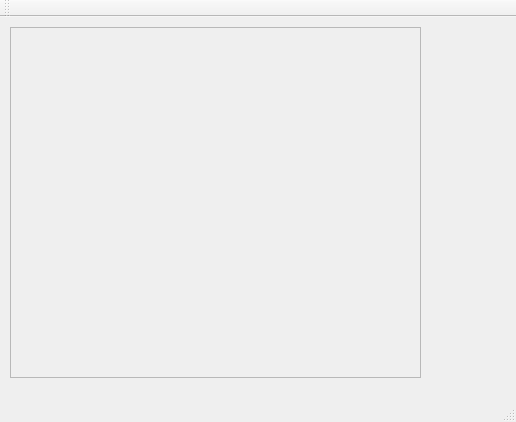
Qt form mainwindow.ui (hsweif/SudukoGame) before a commit.
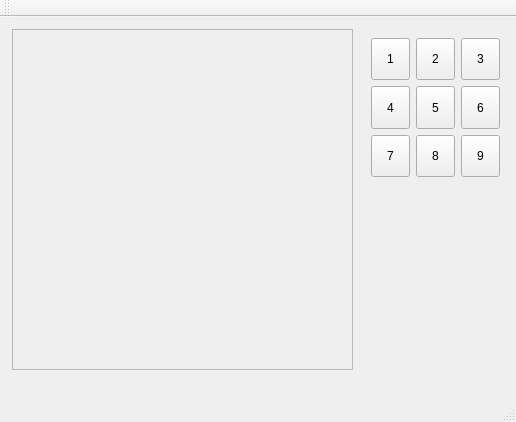
The same form after that commit.

```diff
--- a/mainwindow.ui
+++ b/mainwindow.ui
@@ -17,12 +17,18 @@
    <widget class="QFrame" name="frame">
     <property name="geometry">
      <rect>
-      <x>10</x>
-      <y>10</y>
-      <width>411</width>
-      <height>351</height>
+      <x>12</x>
+      <y>12</y>
+      <width>341</width>
+      <height>341</height>
      </rect>
     </property>
+    <property name="sizePolicy">
+     <sizepolicy hsizetype="Preferred" vsizetype="Preferred">
+      <horstretch>0</horstretch>
+      <verstretch>0</verstretch>
+     </sizepolicy>
+    </property>
     <property name="frameShape">
      <enum>QFrame::StyledPanel</enum>
     </property>
@@ -30,6 +36,135 @@
      <enum>QFrame::Raised</enum>
     </property>
    </widget>
+   <widget class="QWidget" name="gridLayoutWidget">
+    <property name="geometry">
+     <rect>
+      <x>360</x>
+      <y>10</y>
+      <width>151</width>
+      <height>161</height>
+     </rect>
+    </property>
+    <layout class="QGridLayout" name="Dial">
+     <item row="1" column="0">
+      <widget class="QToolButton" name="toolButton_4">
+       <property name="sizePolicy">
+        <sizepolicy hsizetype="Preferred" vsizetype="Preferred">
+         <horstretch>0</horstretch>
+         <verstretch>0</verstretch>
+        </sizepolicy>
+       </property>
+       <property name="text">
+        <string>4</string>
+       </property>
+      </widget>
+     </item>
+     <item row="1" column="1">
+      <widget class="QToolButton" name="toolButton_5">
+       <property name="sizePolicy">
+        <sizepolicy hsizetype="Preferred" vsizetype="Preferred">
+         <horstretch>0</horstretch>
+         <verstretch>0</verstretch>
+        </sizepolicy>
+       </property>
+       <property name="text">
+        <string>5</string>
+       </property>
+      </widget>
+     </item>
+     <item row="0" column="2">
+      <widget class="QToolButton" name="toolButton_3">
+       <property name="sizePolicy">
+        <sizepolicy hsizetype="Preferred" vsizetype="Preferred">
+         <horstretch>0</horstretch>
+         <verstretch>0</verstretch>
+        </sizepolicy>
+       </property>
+       <property name="text">
+        <string>3</string>
+       </property>
+      </widget>
+     </item>
+     <item row="0" column="0">
+      <widget class="QToolButton" name="toolButton_1">
+       <property name="sizePolicy">
+        <sizepolicy hsizetype="Preferred" vsizetype="Preferred">
+         <horstretch>0</horstretch>
+         <verstretch>0</verstretch>
+        </sizepolicy>
+       </property>
+       <property name="text">
+        <string>1</string>
+       </property>
+      </widget>
+     </item>
+     <item row="1" column="2">
+      <widget class="QToolButton" name="toolButton_6">
+       <property name="sizePolicy">
+        <sizepolicy hsizetype="Preferred" vsizetype="Preferred">
+         <horstretch>0</horstretch>
+         <verstretch>0</verstretch>
+        </sizepolicy>
+       </property>
+       <property name="text">
+        <string>6</string>
+       </property>
+      </widget>
+     </item>
+     <item row="0" column="1">
+      <widget class="QToolButton" name="toolButton_2">
+       <property name="sizePolicy">
+        <sizepolicy hsizetype="Preferred" vsizetype="Preferred">
+         <horstretch>0</horstretch>
+         <verstretch>0</verstretch>
+        </sizepolicy>
+       </property>
+       <property name="text">
+        <string>2</string>
+       </property>
+      </widget>
+     </item>
+     <item row="2" column="0">
+      <widget class="QToolButton" name="toolButton_7">
+       <property name="sizePolicy">
+        <sizepolicy hsizetype="Preferred" vsizetype="Preferred">
+         <horstretch>0</horstretch>
+         <verstretch>0</verstretch>
+        </sizepolicy>
+       </property>
+       <property name="text">
+        <string>7</string>
+       </property>
+      </widget>
+     </item>
+     <item row="2" column="1">
+      <widget class="QToolButton" name="toolButton_8">
+       <property name="sizePolicy">
+        <sizepolicy hsizetype="Preferred" vsizetype="Preferred">
+         <horstretch>0</horstretch>
+         <verstretch>0</verstretch>
+        </sizepolicy>
+       </property>
+       <property name="text">
+        <string>8</string>
+       </property>
+      </widget>
+     </item>
+     <item row="2" column="2">
+      <widget class="QToolButton" name="toolButton_9">
+       <property name="sizePolicy">
+        <sizepolicy hsizetype="Preferred" vsizetype="Preferred">
+         <horstretch>0</horstretch>
+         <verstretch>0</verstretch>
+        </sizepolicy>
+       </property>
+       <property name="text">
+        <string>9</string>
+       </property>
+      </widget>
+     </item>
+    </layout>
+   </widget>
   </widget>
   <widget class="QMenuBar" name="menuBar">
    <property name="geometry">
```
